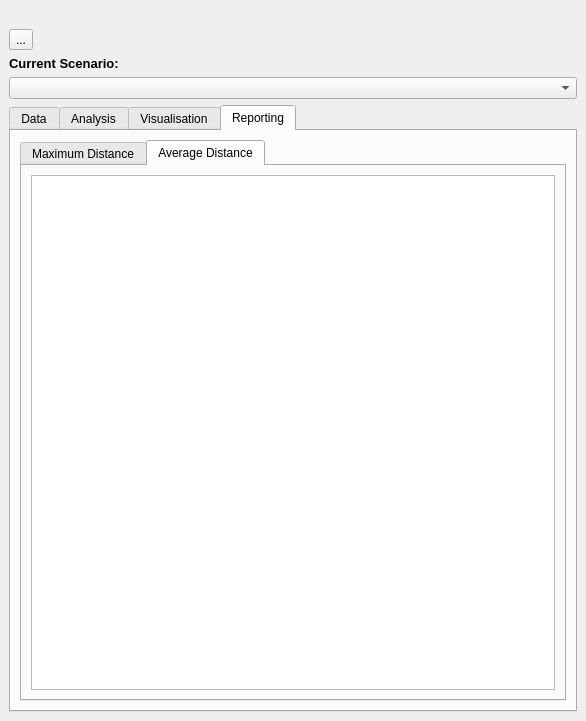
Old version of the form PASCAL2/spatial_decision_dockwidget_base.ui in the repository SimonGriffioen/GEO1005.
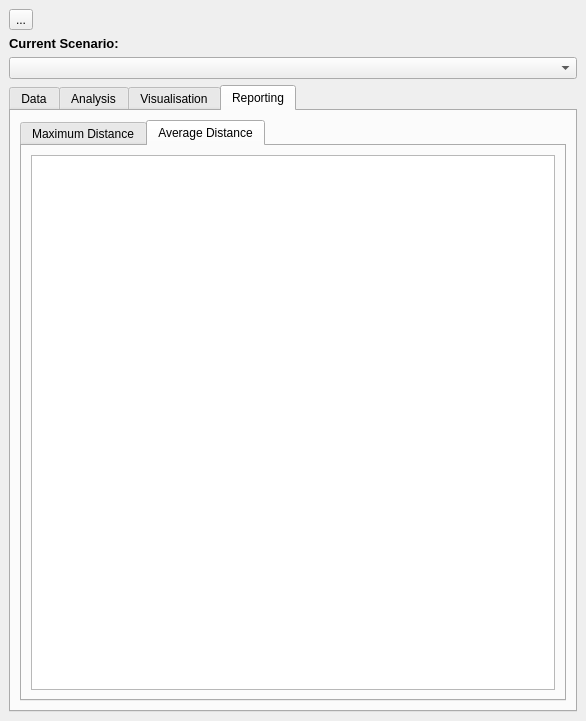
New version of the form. The open tabs and pages were chosen to show the change. Icons and pictures are not drawn.

Commit message: I'am back

```diff
--- a/PASCAL2/spatial_decision_dockwidget_base.ui
+++ b/PASCAL2/spatial_decision_dockwidget_base.ui
@@ -13,7 +13,7 @@
   <property name="minimumSize">
    <size>
     <width>586</width>
-    <height>455</height>
+    <height>503</height>
    </size>
   </property>
   <property name="acceptDrops">
@@ -24,7 +24,30 @@
   </property>
   <widget class="QWidget" name="dockWidgetContents">
    <layout class="QGridLayout" name="gridLayout">
-    <item row="11" column="1">
+    <item row="3" column="1">
+     <widget class="QLabel" name="label_2">
+      <property name="font">
+       <font>
+        <family>MS Shell Dlg 2</family>
+        <pointsize>10</pointsize>
+        <weight>75</weight>
+        <italic>false</italic>
+        <bold>true</bold>
+       </font>
+      </property>
+      <property name="styleSheet">
+       <string notr="true">font: bold 10pt &quot;MS Shell Dlg 2&quot;;
+</string>
+      </property>
+      <property name="text">
+       <string>Current Scenario:</string>
+      </property>
+     </widget>
+    </item>
+    <item row="4" column="1">
+     <widget class="QComboBox" name="scenarioCombo"/>
+    </item>
+    <item row="10" column="1">
      <widget class="QTabWidget" name="sampleWidgets">
       <property name="currentIndex">
        <number>0</number>
@@ -317,7 +340,7 @@
            </attribute>
            <layout class="QGridLayout" name="gridLayout_2">
             <item row="0" column="0">
-             <widget class="QTableView" name="statistics2Table"/>
+             <widget class="QTableWidget" name="statistics2Table"/>
             </item>
            </layout>
           </widget>
@@ -327,46 +350,7 @@
       </widget>
      </widget>
     </item>
-    <item row="4" column="1">
-     <widget class="QLabel" name="label_2">
-      <property name="font">
-       <font>
-        <family>MS Shell Dlg 2</family>
-        <pointsize>10</pointsize>
-        <weight>75</weight>
-        <italic>false</italic>
-        <bold>true</bold>
-       </font>
-      </property>
-      <property name="styleSheet">
-       <string notr="true">font: bold 10pt &quot;MS Shell Dlg 2&quot;;
-</string>
-      </property>
-      <property name="text">
-       <string>Current Scenario:</string>
-      </property>
-     </widget>
-    </item>
     <item row="1" column="1">
-     <widget class="QLabel" name="label">
-      <property name="layoutDirection">
-       <enum>Qt::LeftToRight</enum>
-      </property>
-      <property name="autoFillBackground">
-       <bool>false</bool>
-      </property>
-      <property name="text">
-       <string/>
-      </property>
-      <property name="pixmap">
-       <pixmap>C:/Development/pascal/PASCAL2/icons/pascal.png</pixmap>
-      </property>
-     </widget>
-    </item>
-    <item row="5" column="1">
-     <widget class="QComboBox" name="scenarioCombo"/>
-    </item>
-    <item row="2" column="1">
      <widget class="QToolButton" name="bigiconButton">
       <property name="text">
        <string>...</string>
```
Left out of the diff: 4 changed lines with no effect on the pictures.
